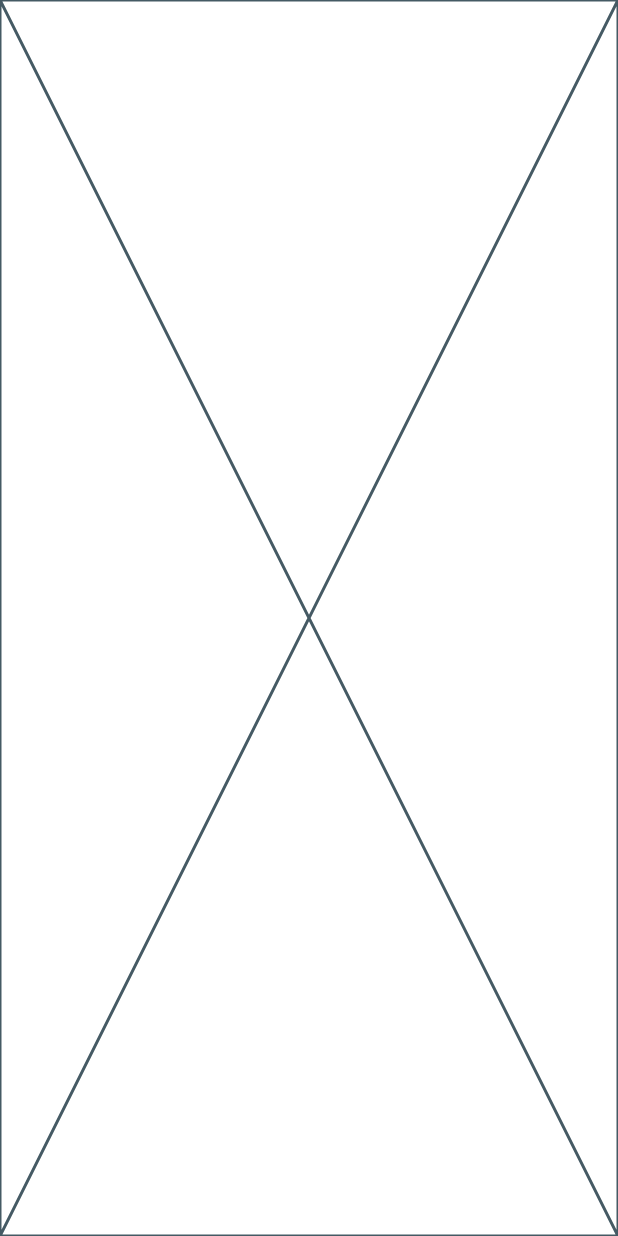
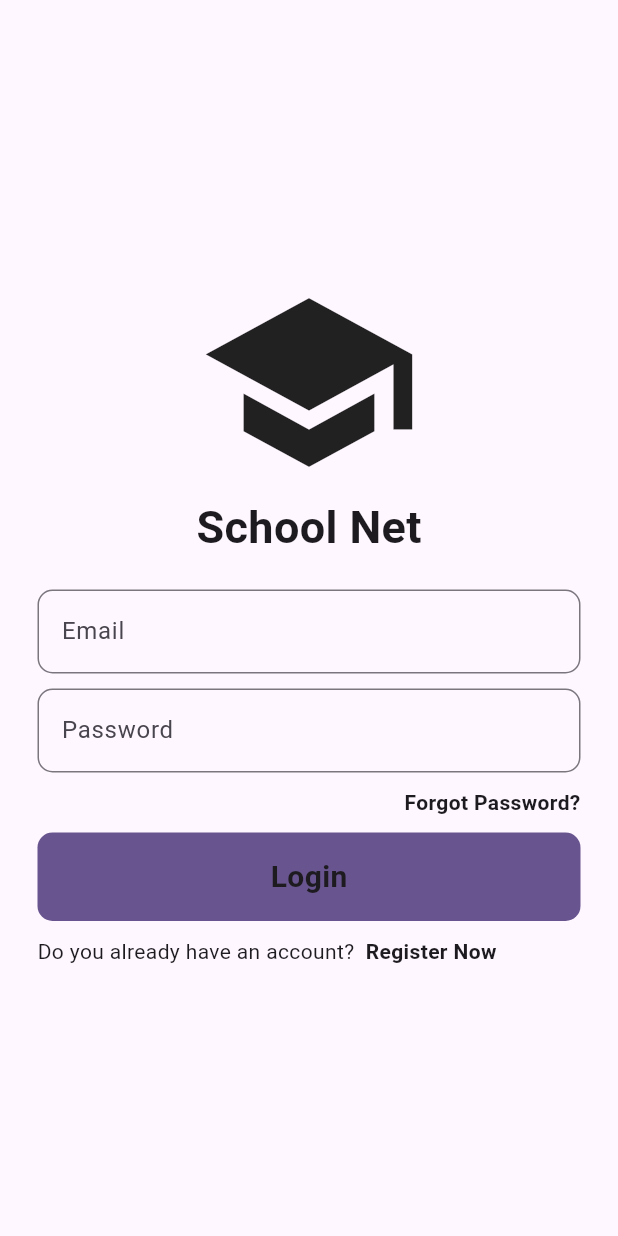
Before and after one commit to snow345676/school_forum, a Flutter app: the screen it shows after launch, on a phone screen of 412 x 824 dp. Run offline on Flutter 3.47's test engine with Material 3 defaults, Android fonts, the phone set to English and light mode, and no system bars.

Commit message:
Authentication

```diff
--- /dev/null
+++ b/lib/Authentication/LoginPage.dart
@@ -0,0 +1,82 @@
+import 'package:flutter/material.dart';
+import 'package:school_forum/components/myButtons.dart';
+import 'package:school_forum/components/myTextField.dart';
+
+class Loginpage extends StatelessWidget {
+  TextEditingController emailController = TextEditingController();
+  TextEditingController passwordController = TextEditingController();
+  Loginpage({super.key});
+
+  @override
+  Widget build(BuildContext context) {
+    return Scaffold(
+      body: Center(
+        child:
+          Padding(
+            padding: const EdgeInsets.all(25.0),
+            child: Column(
+              mainAxisAlignment: MainAxisAlignment.center,
+              children: [
+                //Icon
+                Icon(
+                  Icons.school,
+                  size: 150),
+                //App name
+                Text("School Net" ,
+                  style: TextStyle(
+                    fontSize: 30,
+                    fontWeight: FontWeight.bold
+                  ),
+                ),
+
+                SizedBox(height: 20),
+                //email TextField
+                myTextField(
+                    hintText: "Email",
+                    obscureText: false,
+                    controller: emailController),
+
+                SizedBox(height: 10),
+                //password TextField
+                myTextField(
+                    hintText: "Password",
+                    obscureText: true,
+                    controller: passwordController),
+                SizedBox(height: 10),
+                //forgot Password
+                Row(
+                  mainAxisAlignment: MainAxisAlignment.end,
+                  children: [
+                    Text("Forgot Password?",
+                    style: TextStyle(fontWeight: FontWeight.bold),
+                    ),
+                  ],
+                ),
+                SizedBox(height: 10),
+                //login button
+                myButtons(
+                    text: "Login",
+                    onTap: () {}
+                ),
+                SizedBox(height: 10),
+                //do you have account?
+                Center(
+                  child: Row(
+                    children: [
+                      Text("Do you already have an account?"),
+                      Text("  Register Now",style: TextStyle(
+
+                          fontWeight: FontWeight.bold
+                      ))
+                    ],
+                  ),
+                )
+
+              ],
+            ),
+          ),
+
+      ),
+    );
+  }
+}
--- /dev/null
+++ b/lib/Theme/darkMode.dart
@@ -0,0 +1,16 @@
+import 'package:flutter/material.dart';
+
+ThemeData lightMode = ThemeData(
+  brightness: Brightness.dark,
+  colorScheme: ColorScheme.dark(
+    background: Colors.grey.shade900,
+    primary: Colors.grey.shade700,
+    secondary: Colors.grey.shade800,
+    inversePrimary: Colors.grey.shade300
+  ),
+
+  textTheme: ThemeData.dark().textTheme.apply(
+    bodyColor: Colors.grey[300],
+    displayColor: Colors.white
+  )
+);
--- /dev/null
+++ b/lib/Theme/lightMode.dart
@@ -0,0 +1,16 @@
+import 'package:flutter/material.dart';
+
+ThemeData lightMode = ThemeData(
+    brightness: Brightness.light,
+    colorScheme: ColorScheme.light(
+        background: Colors.grey.shade200,
+        primary: Colors.grey.shade300,
+        secondary: Colors.grey.shade400,
+        inversePrimary: Colors.grey.shade800
+    ),
+
+    textTheme: ThemeData.dark().textTheme.apply(
+        bodyColor: Colors.grey[800],
+        displayColor: Colors.white
+    )
+);
--- /dev/null
+++ b/lib/components/myButtons.dart
@@ -0,0 +1,34 @@
+import 'package:flutter/cupertino.dart';
+import 'package:flutter/material.dart';
+
+class myButtons extends StatelessWidget {
+  final String text;
+  final void Function()? onTap;
+  const myButtons({
+    required this.text,
+    required this.onTap,
+    super.key});
+
+  @override
+  Widget build(BuildContext context) {
+    return GestureDetector(
+      onTap: onTap,
+      child: Container(
+        decoration: BoxDecoration(
+        color: Theme.of(context).colorScheme.primary,
+          borderRadius: BorderRadius.circular(10)
+        ),
+        padding: const EdgeInsets.all(15),
+        child: Center(
+          child: Text(text,
+          style: TextStyle(
+            fontWeight: FontWeight.bold,
+            fontSize: 20
+          ),
+          ),
+        ),
+      ),
+
+    );
+  }
+}
--- /dev/null
+++ b/lib/components/myTextField.dart
@@ -0,0 +1,27 @@
+import 'package:flutter/cupertino.dart';
+import 'package:flutter/material.dart';
+
+class myTextField extends StatelessWidget {
+final String hintText;
+final bool obscureText;
+final TextEditingController controller;
+  const myTextField({
+    required this.hintText,
+    required this.obscureText,
+    required this.controller,
+    super.key});
+
+  @override
+  Widget build(BuildContext context) {
+    return TextField(
+      controller: controller,
+      decoration: InputDecoration(
+        border: OutlineInputBorder(
+          borderRadius: BorderRadius.circular(10)
+        ),
+        hintText: hintText,
+      ),
+      obscureText: obscureText,
+    );
+  }
+}
--- a/lib/main.dart
+++ b/lib/main.dart
@@ -1,4 +1,5 @@
 import 'package:flutter/material.dart';
+import 'package:school_forum/Authentication/LoginPage.dart';
 
 void main() {
   runApp(const MyApp());
@@ -13,12 +14,15 @@
     return MaterialApp(
       title: 'School Forum',
       debugShowCheckedModeBanner: false,
+
       theme: ThemeData(
 
         colorScheme: ColorScheme.fromSeed(seedColor: Colors.deepPurple),
         useMaterial3: true,
       ),
-      home: const Placeholder(),
+      routes: {
+        "/" : (context) => Loginpage(),
+      }
     );
   }
 }
```
Also changed, not shown: pubspec.lock, 125 other files.
